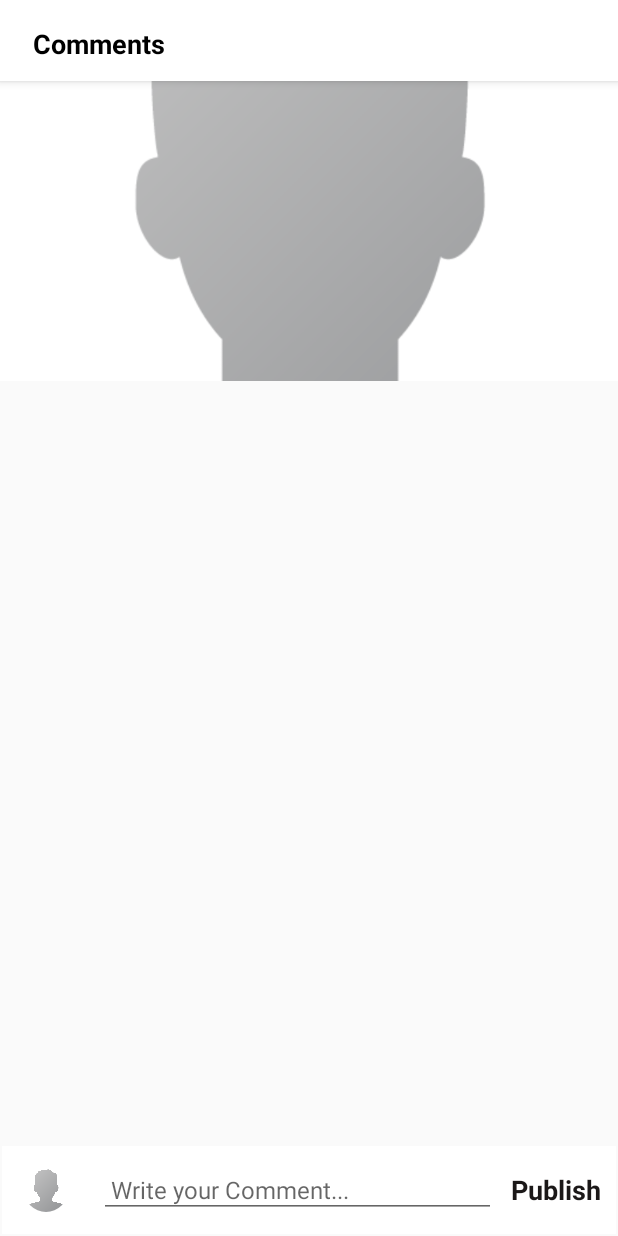
After one commit to Raghavarya2002/Instagram-Clone, an Android app: the CommentsActivity screen opened directly, with no data from a screen before it, on a phone screen of 412 x 824 dp. The commit adds this screen. Run offline under Robolectric (Android 15) with nearby library versions, the light colour scheme and no system bars; our stand-ins replace CircleImageView, Firebase (no records; nobody signed in at launch, a user with empty details on screens opened directly), Picasso; pictures from the network do not load; 2 statements that could not run were skipped.

Commit message:
Updated files

```diff
--- a/app/src/main/AndroidManifest.xml
+++ b/app/src/main/AndroidManifest.xml
@@ -12,7 +12,7 @@
         android:roundIcon="@mipmap/ic_launcher_round"
         android:supportsRtl="true"
         android:theme="@style/AppTheme">
-
+        <activity android:name=".CommentsActivity"></activity>
         <activity android:name=".AddPostActivity" />
         <activity android:name=".SignupActivity" />
         <activity android:name=".SigninActivity">
--- a/app/src/main/java/com/example/instagram/Adapter/PostAdapter.kt
+++ b/app/src/main/java/com/example/instagram/Adapter/PostAdapter.kt
@@ -9,6 +9,7 @@
 import android.widget.TextView
 import androidx.annotation.NonNull
 import androidx.recyclerview.widget.RecyclerView
+import com.example.instagram.CommentsActivity
 import com.example.instagram.MainActivity
 import com.example.instagram.Model.Post
 import com.example.instagram.Model.User
@@ -76,6 +77,13 @@
 
 
             }
+        }
+
+        holder.commentButton.setOnClickListener {
+            val intentComment = Intent(mContext , CommentsActivity:: class.java)
+            intentComment.putExtra("postId", post.getPostid())
+            intentComment.putExtra("publisherId", post.getPublisher())
+            mContext.startActivity(intentComment)
         }
 
     }
--- /dev/null
+++ b/app/src/main/java/com/example/instagram/CommentsActivity.kt
@@ -0,0 +1,61 @@
+package com.example.instagram
+
+import androidx.appcompat.app.AppCompatActivity
+import android.os.Bundle
+import com.example.instagram.Model.User
+import com.google.firebase.auth.FirebaseAuth
+import com.google.firebase.auth.FirebaseUser
+import com.google.firebase.database.DataSnapshot
+import com.google.firebase.database.DatabaseError
+import com.google.firebase.database.FirebaseDatabase
+import com.google.firebase.database.ValueEventListener
+import com.squareup.picasso.Picasso
+import kotlinx.android.synthetic.main.activity_account_setting.*
+import kotlinx.android.synthetic.main.activity_comments.*
+
+class CommentsActivity : AppCompatActivity() {
+
+    private var postId = ""
+    private var publisherId = ""
+    private var firebaseUser : FirebaseUser ? = null
+
+    override fun onCreate(savedInstanceState: Bundle?) {
+        super.onCreate(savedInstanceState)
+        setContentView(R.layout.activity_comments)
+
+
+        val intent = intent
+        postId = intent.getStringExtra("postId")!!
+        publisherId = intent.getStringExtra("publisherId")!!
+        firebaseUser = FirebaseAuth.getInstance().currentUser
+        userinfo()
+
+
+
+
+    }
+
+
+    private fun userinfo() {
+
+        val userRef = FirebaseDatabase.getInstance().reference.child("Users").child(firebaseUser!!.uid)
+        userRef.addValueEventListener(object : ValueEventListener {
+            override fun onDataChange(snapshot: DataSnapshot) {
+
+                //  if (context!= null) return
+                if (snapshot.exists()){
+
+                    val user  = snapshot.getValue(User::class.java)
+                    Picasso.get().load(user!!.getimage()).placeholder(R.drawable.profile).into(profile_image_comment)
+
+                }
+
+            }
+
+            override fun onCancelled(error: DatabaseError) {
+
+            }
+        })
+    }
+
+}
--- /dev/null
+++ b/app/src/main/res/layout/activity_comments.xml
@@ -0,0 +1,135 @@
+<?xml version="1.0" encoding="utf-8"?>
+<RelativeLayout xmlns:android="http://schemas.android.com/apk/res/android"
+    xmlns:app="http://schemas.android.com/apk/res-auto"
+    xmlns:tools="http://schemas.android.com/tools"
+    android:layout_width="match_parent"
+    android:layout_height="match_parent"
+    tools:context=".CommentsActivity">
+
+    <com.google.android.material.appbar.AppBarLayout
+        android:layout_width="match_parent"
+        android:layout_height="wrap_content"
+        android:background="@android:color/white"
+        android:id="@+id/app_bar_layout_comments">
+
+        <androidx.appcompat.widget.Toolbar
+            android:layout_width="match_parent"
+            android:layout_height="50dp"
+            android:id="@+id/comments_toolbar"
+            android:layout_marginTop="4dp"
+            android:layout_marginLeft="6dp"
+            android:layout_marginRight="6dp"
+            android:background="@android:color/white">
+
+            <RelativeLayout
+                android:layout_width="match_parent"
+                android:layout_height="wrap_content">
+
+                <TextView
+                    android:layout_width="wrap_content"
+                    android:layout_height="wrap_content"
+                    android:text="Comments"
+                    android:textSize="18sp"
+                    android:textStyle="bold"
+                    android:maxLines="1"
+                    android:textColor="@android:color/black"
+                    android:layout_centerVertical="true"/>
+
+
+            </RelativeLayout>
+
+        </androidx.appcompat.widget.Toolbar>
+
+    </com.google.android.material.appbar.AppBarLayout>
+
+    <ImageView
+            android:id="@+id/post_image_comment"
+        android:layout_width="match_parent"
+        android:layout_height="200dp"
+        android:scaleType="centerCrop"
+        android:src="@drawable/profile"
+        android:layout_below="@+id/app_bar_layout_comments">
+
+    </ImageView>
+
+    <androidx.recyclerview.widget.RecyclerView
+        android:layout_width="match_parent"
+        android:layout_height="match_parent"
+        android:id="@+id/recycler_view_comments"
+        android:layout_above="@+id/commentRelative"
+        android:layout_below="@+id/post_image_comment"
+        android:layout_margin="5dp"
+
+
+        >
+    </androidx.recyclerview.widget.RecyclerView>
+
+
+    <RelativeLayout
+        android:layout_width="match_parent"
+        android:layout_height="wrap_content"
+        android:id="@+id/commentRelative"
+        android:layout_alignParentBottom="true"
+        android:background="#fff"
+        android:layout_margin="1dp"
+        android:padding="4dp"
+        >
+
+
+        <de.hdodenhof.circleimageview.CircleImageView
+            android:layout_width="40dp"
+            android:layout_height="40dp"
+            android:id="@+id/profile_image_comment"
+            android:src="@drawable/profile"
+            android:layout_alignParentStart="true"
+            android:padding="5dp"
+            android:layout_margin="5dp"
+
+            />
+
+
+
+            <EditText
+                android:id="@+id/add_comment"
+                android:layout_width="match_parent"
+                android:layout_height="wrap_content"
+                android:layout_toRightOf="@+id/profile_image_comment"
+                android:hint="Write your Comment..."
+                android:layout_centerVertical="true"
+                android:layout_marginStart="10dp"
+                android:layout_marginEnd="10dp"
+                android:padding="8dp"
+                android:layout_toLeftOf="@+id/post_comment"
+                android:textColor="@color/colorBlack"
+                android:textSize="16sp" >
+
+            </EditText>
+
+        <TextView
+            android:layout_width="wrap_content"
+            android:layout_height="wrap_content"
+            android:id="@+id/post_comment"
+            android:text="Publish"
+            android:textColor="@color/colorBlack"
+            android:textStyle="bold"
+            android:layout_alignParentEnd="true"
+            android:layout_centerVertical="true"
+            android:textSize="18dp"
+            android:layout_marginEnd="6dp">
+
+        </TextView>
+
+
+
+
+
+
+
+
+
+
+    </RelativeLayout>
+
+
+
+</RelativeLayout>
```
